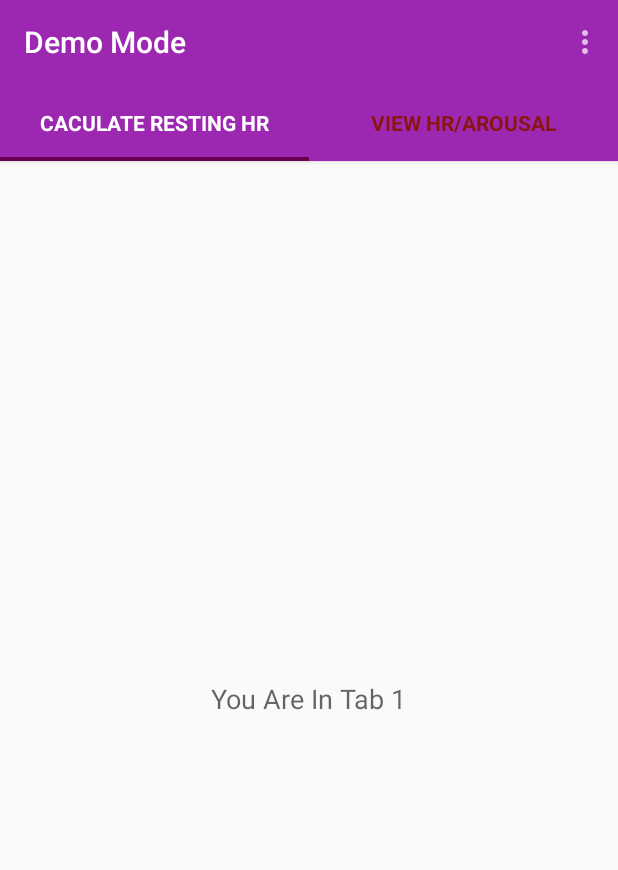
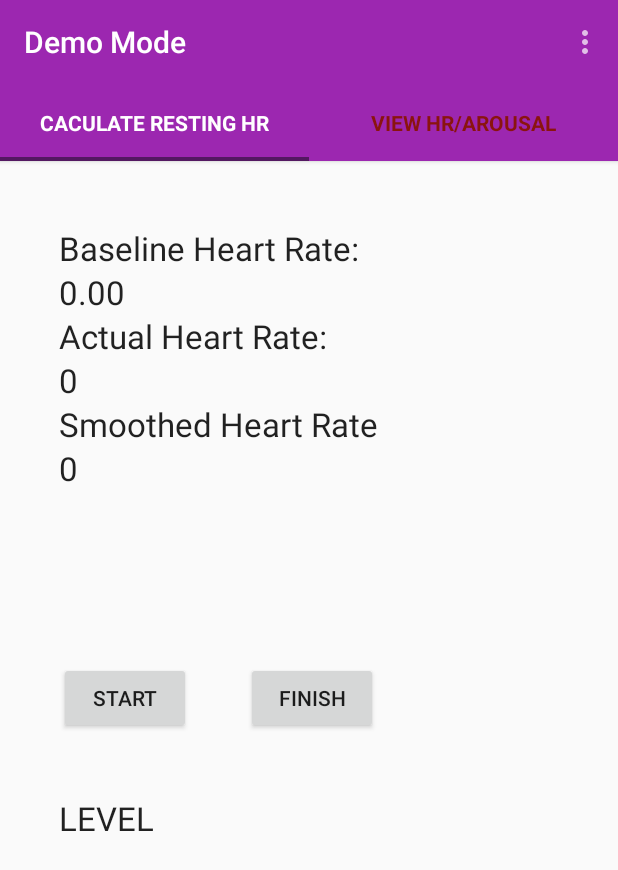
Before and after one commit to tjstyles1/SlidingTabs, an Android app: the DemoMode screen opened directly, with no data from a screen before it, on a phone screen of 412 x 824 dp. Shown: the top 870 px of the screen. Run offline under Robolectric (Android 15) with nearby library versions, the phone set to English and light mode, and no system bars.

Commit message:
Content added to tabs

```diff
--- a/app/src/main/res/layout/calculate_resting.xml
+++ b/app/src/main/res/layout/calculate_resting.xml
@@ -6,10 +6,29 @@
     <TextView
         android:layout_width="wrap_content"
         android:layout_height="wrap_content"
-        android:textAppearance="?android:attr/textAppearanceMedium"
-        android:text="You Are In Tab 2"
-        android:id="@+id/textView"
-        android:layout_centerVertical="true"
+        android:textAppearance="?android:attr/textAppearanceLarge"
+        android:text="0"
+        android:id="@+id/textView2"
+        android:layout_marginTop="179dp"
+        android:layout_alignParentTop="true"
         android:layout_centerHorizontal="true" />
 
+    <Button
+        android:layout_width="wrap_content"
+        android:layout_height="wrap_content"
+        android:text="Start"
+        android:id="@+id/button2"
+        android:layout_below="@+id/textView2"
+        android:layout_toLeftOf="@+id/textView2"
+        android:layout_toStartOf="@+id/textView2"
+        android:layout_marginTop="63dp" />
+
+    <Button
+        android:layout_width="wrap_content"
+        android:layout_height="wrap_content"
+        android:text="Finish"
+        android:id="@+id/button3"
+        android:layout_alignTop="@+id/button2"
+        android:layout_toRightOf="@+id/textView2"
+        android:layout_toEndOf="@+id/textView2" />
 </RelativeLayout>
--- a/app/src/main/res/layout/view_arousal.xml
+++ b/app/src/main/res/layout/view_arousal.xml
@@ -6,10 +6,93 @@
     <TextView
         android:layout_width="wrap_content"
         android:layout_height="wrap_content"
-        android:textAppearance="?android:attr/textAppearanceMedium"
-        android:text="You Are In Tab 1"
+        android:textAppearance="?android:attr/textAppearanceLarge"
+        android:text="Baseline Heart Rate:"
         android:id="@+id/textView"
+        android:layout_marginTop="43dp"
+        android:layout_marginLeft="39dp"
+        android:layout_marginStart="39dp"
+        android:layout_alignParentTop="true"
+        android:layout_alignParentLeft="true"
+        android:layout_alignParentStart="true" />
+
+    <TextView
+        android:layout_width="wrap_content"
+        android:layout_height="wrap_content"
+        android:textAppearance="?android:attr/textAppearanceLarge"
+        android:text="0.00"
+        android:id="@+id/textView3"
+        android:layout_below="@+id/textView"
+        android:layout_alignLeft="@+id/textView"
+        android:layout_alignStart="@+id/textView" />
+
+    <TextView
+        android:layout_width="wrap_content"
+        android:layout_height="wrap_content"
+        android:textAppearance="?android:attr/textAppearanceLarge"
+        android:text="Actual Heart Rate:"
+        android:id="@+id/textView4"
+        android:layout_below="@+id/textView3"
+        android:layout_alignLeft="@+id/textView3"
+        android:layout_alignStart="@+id/textView3" />
+
+    <TextView
+        android:layout_width="wrap_content"
+        android:layout_height="wrap_content"
+        android:textAppearance="?android:attr/textAppearanceLarge"
+        android:text="0"
+        android:id="@+id/textView5"
+        android:layout_below="@+id/textView4"
+        android:layout_alignLeft="@+id/textView4"
+        android:layout_alignStart="@+id/textView4" />
+
+    <TextView
+        android:layout_width="wrap_content"
+        android:layout_height="wrap_content"
+        android:textAppearance="?android:attr/textAppearanceLarge"
+        android:text="Smoothed Heart Rate"
+        android:id="@+id/textView6"
+        android:layout_below="@+id/textView5"
+        android:layout_alignLeft="@+id/textView5"
+        android:layout_alignStart="@+id/textView5" />
+
+    <TextView
+        android:layout_width="wrap_content"
+        android:layout_height="wrap_content"
+        android:textAppearance="?android:attr/textAppearanceLarge"
+        android:text="0"
+        android:id="@+id/textView7"
+        android:layout_below="@+id/textView6"
+        android:layout_alignLeft="@+id/textView6"
+        android:layout_alignStart="@+id/textView6" />
+
+    <Button
+        android:layout_width="wrap_content"
+        android:layout_height="wrap_content"
+        android:text="Start"
+        android:id="@+id/button4"
         android:layout_centerVertical="true"
-        android:layout_centerHorizontal="true" />
+        android:layout_alignLeft="@+id/textView7"
+        android:layout_alignStart="@+id/textView7" />
+
+    <Button
+        android:layout_width="wrap_content"
+        android:layout_height="wrap_content"
+        android:text="Finish"
+        android:id="@+id/button5"
+        android:layout_alignTop="@+id/button4"
+        android:layout_alignRight="@+id/textView6"
+        android:layout_alignEnd="@+id/textView6" />
+
+    <TextView
+        android:layout_width="wrap_content"
+        android:layout_height="wrap_content"
+        android:textAppearance="?android:attr/textAppearanceLarge"
+        android:text="LEVEL"
+        android:id="@+id/textView8"
+        android:layout_below="@+id/button4"
+        android:layout_alignLeft="@+id/button4"
+        android:layout_alignStart="@+id/button4"
+        android:layout_marginTop="41dp" />
 
 </RelativeLayout>
--- a/app/src/main/res/values/color.xml
+++ b/app/src/main/res/values/color.xml
@@ -2,5 +2,5 @@
 <resources>
     <color name="ColorPrimary">#9c27b0</color>
     <color name="ColorPrimaryDark">#7c2491</color>
-    <color name="tabsScrollColor">#670052</color>
+    <color name="tabsScrollColor">#531861</color>
 </resources>
```
